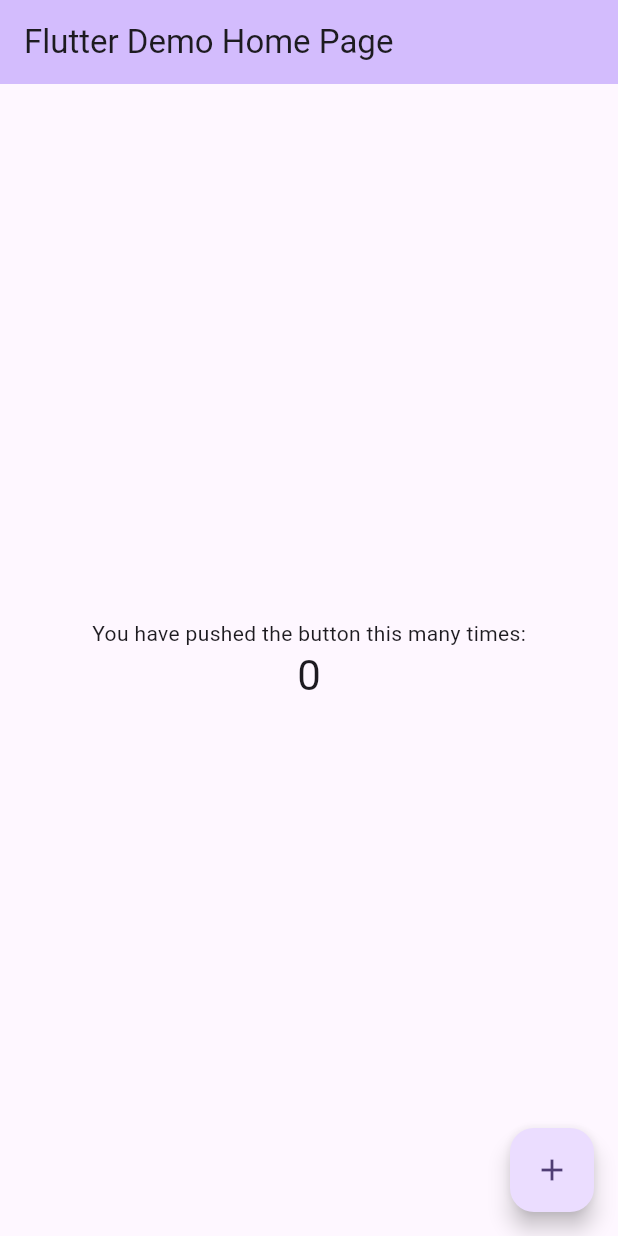
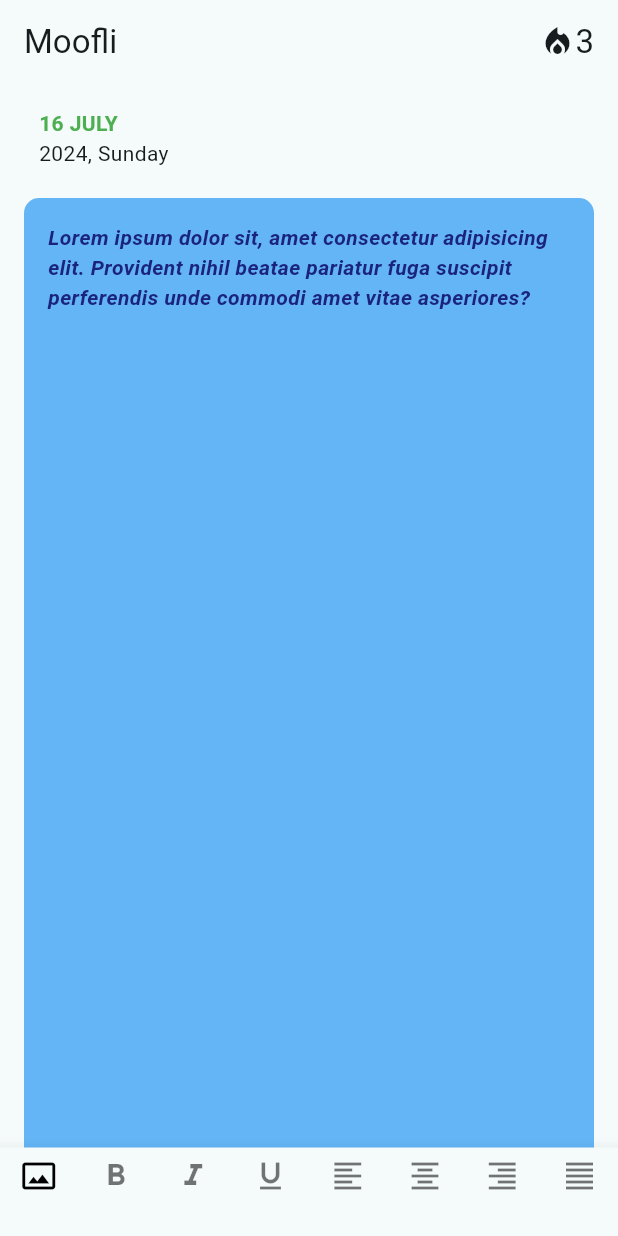
Before and after one commit to NAME-ASHWANIYADAV/moofli_fullstack, a Flutter app: the screen it shows after launch, on a phone screen of 412 x 824 dp. Run offline on Flutter 3.47's test engine with Material 3 defaults, Android fonts, the phone set to English and light mode, and no system bars.

Commit message:
settings and diary entry page added

```diff
--- /dev/null
+++ b/lib/diary_entry.dart
@@ -0,0 +1,118 @@
+import 'package:flutter/material.dart';
+
+
+
+
+class DiaryEntry extends StatelessWidget {
+  @override
+  Widget build(BuildContext context) {
+    return Scaffold(
+      appBar: AppBar(
+        title:const Row(
+          children: [
+            Text('Moofli'),
+            Spacer(),
+                Icon(Icons.local_fire_department),
+                Text('3'),
+          ],
+        ),
+      ),
+      body: SingleChildScrollView(
+        child: Padding(
+          padding: const EdgeInsets.all(16.0),
+          child: Column(
+            children: [
+              const Row(
+                children: [
+                  // CircleAvatar(
+                  //   backgroundImage: NetworkImage('https://via.placeholder.com/150'), // Replace with your image URL
+                  // ),
+                  SizedBox(width: 10),
+                  Column(
+                    crossAxisAlignment: CrossAxisAlignment.start,
+                    children: [
+                      Text(
+                        '16 JULY',
+                        style: TextStyle(color: Colors.green, fontWeight: FontWeight.bold),
+                      ),
+                      Text('2024, Sunday'),
+                    ],
+                  ),
+
+                ],
+              ),
+              SizedBox(height: 20),
+              Container(
+
+                width: double.infinity,
+                height: 800,
+                padding: EdgeInsets.all(16),
+                decoration: BoxDecoration(
+                  color: Colors.blue.shade300,
+                  borderRadius: BorderRadius.circular(10),
+                ),
+                child: Text(
+                  'Lorem ipsum dolor sit, amet consectetur adipisicing elit. Provident nihil beatae pariatur fuga suscipit perferendis unde commodi amet vitae asperiores?',
+                  style: TextStyle(
+                    color: Colors.indigo.shade900,
+                    fontStyle: FontStyle.italic,
+                    fontWeight: FontWeight.w700,
+                  ),
+                ),
+              ),
+
+
+            ],
+          ),
+        ),
+      ),
+      bottomNavigationBar: BottomNavigationBar(
+        type: BottomNavigationBarType.fixed,
+        onTap: (index){},
+                fixedColor: Colors.black,
+                items: const [
+                  BottomNavigationBarItem(
+                    icon: Icon(Icons.photo_size_select_actual_outlined),
+                    label: '',
+
+                  ),
+                  BottomNavigationBarItem(
+                    icon: Icon(Icons.format_bold),
+                    label: '',
+                    backgroundColor: Colors.black
+
+                  ),
+                  BottomNavigationBarItem(
+                    icon: Icon(Icons.format_italic),
+                    label: '',
+
+                  ),
+                  BottomNavigationBarItem(
+                    icon: Icon(Icons.format_underline),
+                    label: '',
+
+                  ),
+                  BottomNavigationBarItem(
+                    icon: Icon(Icons.format_align_left),
+                    label: '',
+
+                  ),
+                  BottomNavigationBarItem(
+                    icon: Icon(Icons.format_align_center),
+                    label: '',
+
+                  ),
+                  BottomNavigationBarItem(
+                    icon: Icon(Icons.format_align_right),
+                    label: '',
+
+                  ),
+                  BottomNavigationBarItem(
+                    icon: Icon(Icons.format_align_justify),
+                    label: '',
+                  ),
+                ],
+              ),
+    );
+  }
+}
--- a/lib/main.dart
+++ b/lib/main.dart
@@ -1,4 +1,7 @@
 import 'package:flutter/material.dart';
+import 'package:moofli_fullstack/diary_entry.dart';
+import 'package:moofli_fullstack/settings.dart';
+import 'package:moofli_fullstack/sidebar.dart';
 
 void main() {
   runApp(const MyApp());
@@ -11,115 +14,13 @@
   @override
   Widget build(BuildContext context) {
     return MaterialApp(
-      title: 'Flutter Demo',
+      debugShowCheckedModeBanner: false,
+      title: 'Moofli',
       theme: ThemeData(
-        // This is the theme of your application.
-        //
-        // TRY THIS: Try running your application with "flutter run". You'll see
-        // the application has a purple toolbar. Then, without quitting the app,
-        // try changing the seedColor in the colorScheme below to Colors.green
-        // and then invoke "hot reload" (save your changes or press the "hot
-        // reload" button in a Flutter-supported IDE, or press "r" if you used
-        // the command line to start the app).
-        //
-        // Notice that the counter didn't reset back to zero; the application
-        // state is not lost during the reload. To reset the state, use hot
-        // restart instead.
-        //
-        // This works for code too, not just values: Most code changes can be
-        // tested with just a hot reload.
-        colorScheme: ColorScheme.fromSeed(seedColor: Colors.deepPurple),
+        colorScheme: ColorScheme.fromSeed(seedColor: const Color.fromARGB(255, 255, 255, 255)),
         useMaterial3: true,
       ),
-      home: const MyHomePage(title: 'Flutter Demo Home Page'),
+      home: DiaryEntry(),
     );
   }
 }
-
-class MyHomePage extends StatefulWidget {
-  const MyHomePage({super.key, required this.title});
-
-  // This widget is the home page of your application. It is stateful, meaning
-  // that it has a State object (defined below) that contains fields that affect
-  // how it looks.
-
-  // This class is the configuration for the state. It holds the values (in this
-  // case the title) provided by the parent (in this case the App widget) and
-  // used by the build method of the State. Fields in a Widget subclass are
-  // always marked "final".
-
-  final String title;
-
-  @override
-  State<MyHomePage> createState() => _MyHomePageState();
-}
-
-class _MyHomePageState extends State<MyHomePage> {
-  int _counter = 0;
-
-  void _incrementCounter() {
-    setState(() {
-      // This call to setState tells the Flutter framework that something has
-      // changed in this State, which causes it to rerun the build method below
-      // so that the display can reflect the updated values. If we changed
-      // _counter without calling setState(), then the build method would not be
-      // called again, and so nothing would appear to happen.
-      _counter++;
-    });
-  }
-
-  @override
-  Widget build(BuildContext context) {
-    // This method is rerun every time setState is called, for instance as done
-    // by the _incrementCounter method above.
-    //
-    // The Flutter framework has been optimized to make rerunning build methods
-    // fast, so that you can just rebuild anything that needs updating rather
-    // than having to individually change instances of widgets.
-    return Scaffold(
-      appBar: AppBar(
-        // TRY THIS: Try changing the color here to a specific color (to
-        // Colors.amber, perhaps?) and trigger a hot reload to see the AppBar
-        // change color while the other colors stay the same.
-        backgroundColor: Theme.of(context).colorScheme.inversePrimary,
-        // Here we take the value from the MyHomePage object that was created by
-        // the App.build method, and use it to set our appbar title.
-        title: Text(widget.title),
-      ),
-      body: Center(
-        // Center is a layout widget. It takes a single child and positions it
-        // in the middle of the parent.
-        child: Column(
-          // Column is also a layout widget. It takes a list of children and
-          // arranges them vertically. By default, it sizes itself to fit its
-          // children horizontally, and tries to be as tall as its parent.
-          //
-          // Column has various properties to control how it sizes itself and
-          // how it positions its children. Here we use mainAxisAlignment to
-          // center the children vertically; the main axis here is the vertical
-          // axis because Columns are vertical (the cross axis would be
-          // horizontal).
-          //
-          // TRY THIS: Invoke "debug painting" (choose the "Toggle Debug Paint"
-          // action in the IDE, or press "p" in the console), to see the
-          // wireframe for each widget.
-          mainAxisAlignment: MainAxisAlignment.center,
-          children: <Widget>[
-            const Text(
-              'You have pushed the button this many times:',
-            ),
-            Text(
-              '$_counter',
-              style: Theme.of(context).textTheme.headlineMedium,
-            ),
-          ],
-        ),
-      ),
-      floatingActionButton: FloatingActionButton(
-        onPressed: _incrementCounter,
-        tooltip: 'Increment',
-        child: const Icon(Icons.add),
-      ), // This trailing comma makes auto-formatting nicer for build methods.
-    );
-  }
-}
```
Also changed, not shown: lib/settings.dart (added, +68 -0 lines), lib/sidebar.dart (added, +52 -0 lines).
